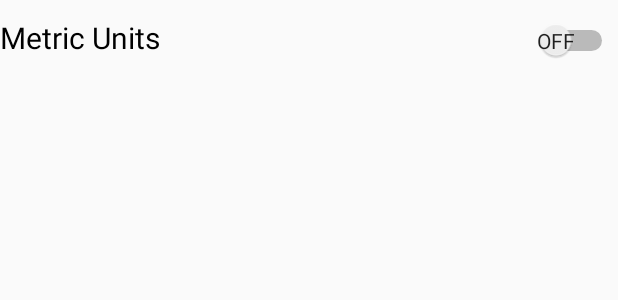
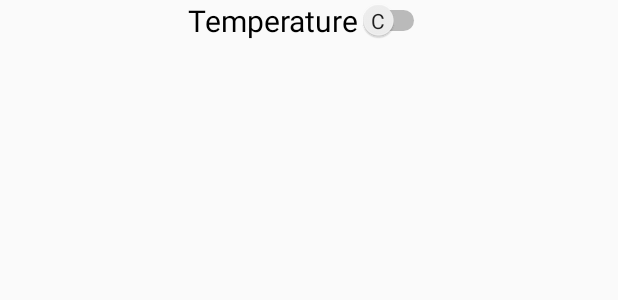
Before and after one commit to huyvanvo94/WeatherApp, an Android app: the layout activity_settings.xml on its own in the app's theme, with its tools: preview values and no code run, on a phone screen of 412 x 824 dp. Shown: the top 300 px of the screen. Run offline under Robolectric (Android 15) with nearby library versions, the phone set to English and light mode, and no system bars.

```diff
--- a/app/src/main/java/com/huyvo/cmpe277/sjsu/weatherapp/activities/CityListViewActivity.java
+++ b/app/src/main/java/com/huyvo/cmpe277/sjsu/weatherapp/activities/CityListViewActivity.java
@@ -208,6 +208,7 @@ public class CityListViewActivity extends BaseActivityWithFragment implements Vi
         Intent i = new Intent(this, MainActivity.class);
         i.putExtra("position", position);
         startActivity(i);
+        finish();
     }
 
     @Override
--- a/app/src/main/res/layout/activity_settings.xml
+++ b/app/src/main/res/layout/activity_settings.xml
@@ -1,30 +1,19 @@
 <?xml version="1.0" encoding="utf-8"?>
-<android.support.constraint.ConstraintLayout
-    xmlns:android="http://schemas.android.com/apk/res/android" android:layout_width="match_parent"
+<RelativeLayout
+    xmlns:android="http://schemas.android.com/apk/res/android"
+    xmlns:tools="http://schemas.android.com/tools"
+    android:layout_width="match_parent"
     android:layout_height="match_parent"
-   >
-    <LinearLayout
-        android:layout_width="match_parent"
-        android:layout_height="50dp">
-    <TextView
-        android:layout_width="0dp"
-        android:layout_height="match_parent"
-        android:layout_weight="0.7"
-        android:textColor="@color/black"
-        android:gravity="center_vertical"
+    tools:context="com.huyvo.cmpe277.sjsu.weatherapp.activities.SettingsActivity">
+
+    <Switch
+        android:id="@+id/a_switch"
+        android:layout_width="wrap_content"
+        android:layout_height="wrap_content"
+        android:layout_centerHorizontal="true"
+        android:text="Temperature"
+        android:textOn="F"
+        android:textOff="C"
         android:textSize="20sp"
-        android:text="Metric Units"/>
-
-        <Switch
-            android:id="@+id/switch_temp_pref"
-            android:layout_width="0dp"
-            android:layout_height="wrap_content"
-            android:layout_weight="0.3"
-            android:gravity="center_vertical"
-            android:showText="true"
-
-            />
-
-    </LinearLayout>
-
-</android.support.constraint.ConstraintLayout>
+        android:showText="true" />
+</RelativeLayout>
--- a/build.gradle
+++ b/build.gradle
@@ -5,7 +5,7 @@ buildscript {
         jcenter()
     }
     dependencies {
-        classpath 'com.android.tools.build:gradle:3.0.0'
+        classpath 'com.android.tools.build:gradle:2.3.3'
 
         // NOTE: Do not place your application dependencies here; they belong
         // in the individual module build.gradle files
```
Also changed, not shown: app/src/main/java/com/huyvo/cmpe277/sjsu/weatherapp/WeatherApp.java (+9 -4 lines), app/src/main/java/com/huyvo/cmpe277/sjsu/weatherapp/activities/SettingsActivity.java (+10 -17 lines), app/src/main/java/com/huyvo/cmpe277/sjsu/weatherapp/service/OpenWeatherDataService.java (+2 -5 lines), app/src/main/java/com/huyvo/cmpe277/sjsu/weatherapp/util/Formatter.java (+8 -8 lines).
